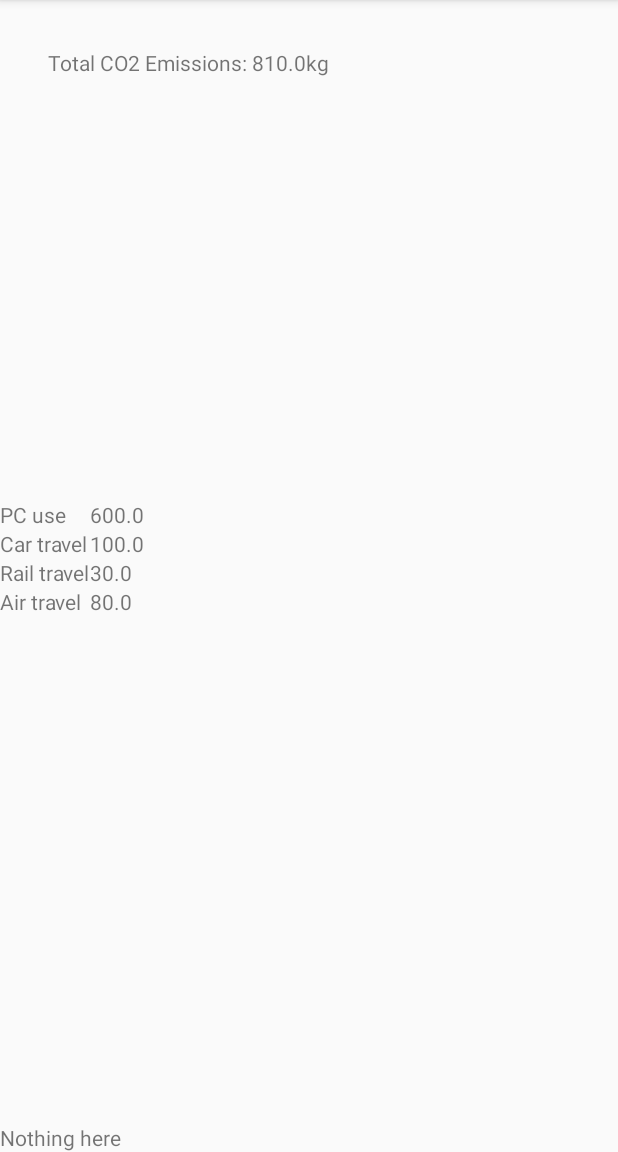
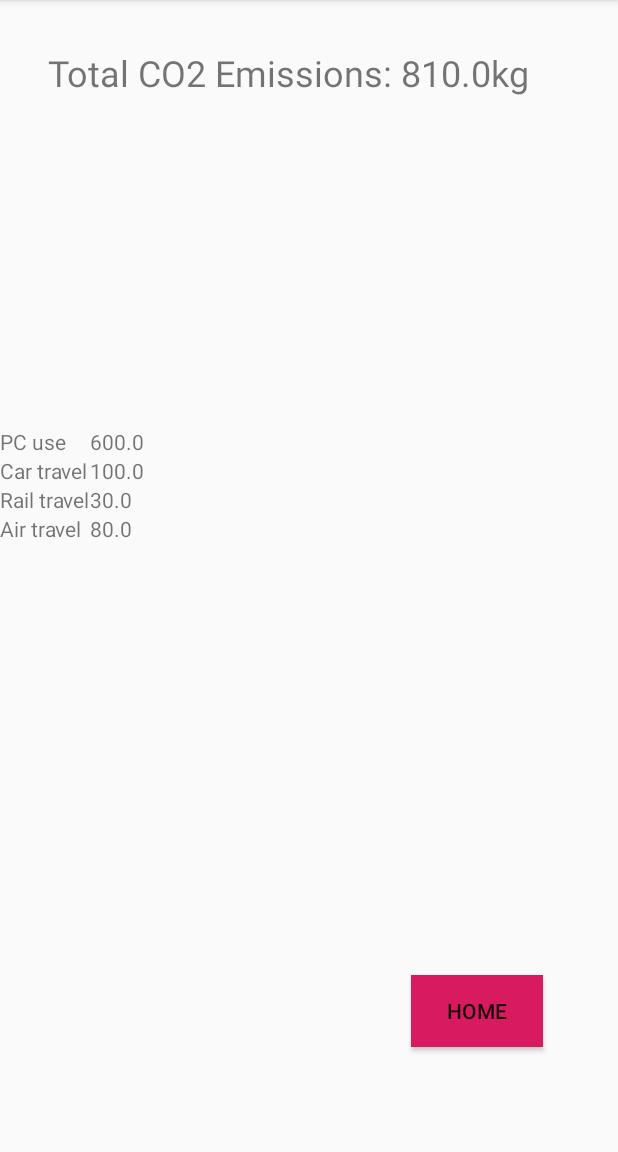
Before and after one commit to ahill993/Carbon-Footprint, an Android app: the ResultsPage screen opened directly, with no data from a screen before it, on a phone screen of 412 x 824 dp, the part 84-1236 px from its top. Run offline under Robolectric (Android 15) with nearby library versions, the phone set to English and light mode, and no system bars; libraries missing offline, so code that uses them is left out: com.github.mikephil.charting; 8 statements that could not run were skipped.

```diff
--- a/app/src/main/AndroidManifest.xml
+++ b/app/src/main/AndroidManifest.xml
@@ -9,6 +9,7 @@
         android:roundIcon="@mipmap/ic_launcher_round"
         android:supportsRtl="true"
         android:theme="@style/AppTheme">
+        <activity android:name=".Input3"></activity>
         <activity android:name=".userInput2" />
         <activity android:name=".UserInput" />
         <activity
--- a/app/src/main/java/com/example/carbonfootprint/userInput2.java
+++ b/app/src/main/java/com/example/carbonfootprint/userInput2.java
@@ -16,7 +16,7 @@ public class userInput2 extends AppCompatActivity {
 
     public void facilityPage(View view)
     {
-        Intent facility = new Intent(this, UserInput3.class);
+        Intent facility = new Intent(this, Input3.class);
         startActivity(facility);
     }
 }
--- a/app/src/main/res/layout/activity_results_page.xml
+++ b/app/src/main/res/layout/activity_results_page.xml
@@ -10,9 +10,10 @@
         android:id="@+id/textView"
         android:layout_width="wrap_content"
         android:layout_height="wrap_content"
-        android:text="Nothing here"
+        android:layout_marginStart="110dp"
+        android:layout_marginLeft="110dp"
         app:layout_constraintBottom_toBottomOf="parent"
-        tools:layout_editor_absoluteX="110dp" />
+        app:layout_constraintStart_toStartOf="parent" />
 
     <TextView
         android:id="@+id/textTotal"
@@ -22,14 +23,15 @@
         android:layout_marginLeft="32dp"
         android:layout_marginTop="32dp"
         app:layout_constraintStart_toStartOf="parent"
-        app:layout_constraintTop_toTopOf="parent" />
+        app:layout_constraintTop_toTopOf="parent"
+        android:textSize="24sp"/>
 
     <HorizontalScrollView
         android:layout_width="wrap_content"
         android:layout_height="wrap_content"
         android:layout_marginTop="8dp"
         android:fillViewport="true"
-        app:layout_constraintBottom_toTopOf="@+id/textView"
+        app:layout_constraintBottom_toTopOf="@+id/homeButton"
         app:layout_constraintStart_toStartOf="parent"
         app:layout_constraintTop_toTopOf="parent"
         app:layout_constraintVertical_bias="0.49">
@@ -42,5 +44,19 @@
             android:orientation="horizontal" />
     </HorizontalScrollView>
 
+    <Button
+        android:id="@+id/homeButton"
+        android:layout_width="wrap_content"
+        android:layout_height="wrap_content"
+        android:layout_gravity="end"
+        android:layout_marginEnd="50dp"
+        android:layout_marginRight="50dp"
+        android:layout_marginBottom="70dp"
+        android:background="@color/colorAccent"
+        android:onClick="backToStart"
+        android:text="@string/home"
+        app:layout_constraintBottom_toBottomOf="parent"
+        app:layout_constraintEnd_toEndOf="parent" />
+
 
 </androidx.constraintlayout.widget.ConstraintLayout>
```
Also changed, not shown: app/src/main/java/com/example/carbonfootprint/Input3.java (renamed from app/src/main/java/com/example/carbonfootprint/UserInput3.java, +4 -4 lines), app/src/main/res/layout/activity_input3.xml (renamed from app/src/main/res/layout/activity_user_input3.xml, +5 -5 lines), app/src/main/res/layout/activity_main.xml (+4 -3 lines).
